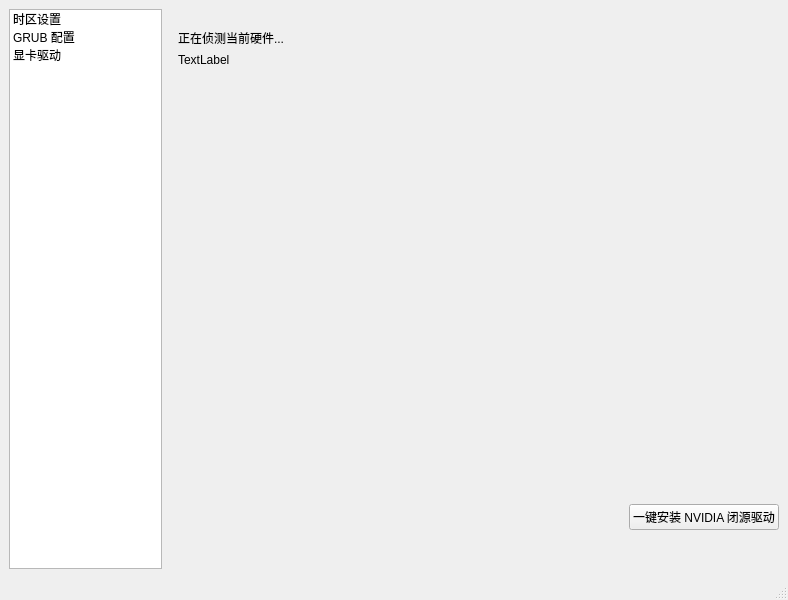
Old version of the form main.ui in the repository Maomaokuxs/fedora-tweak-tool.
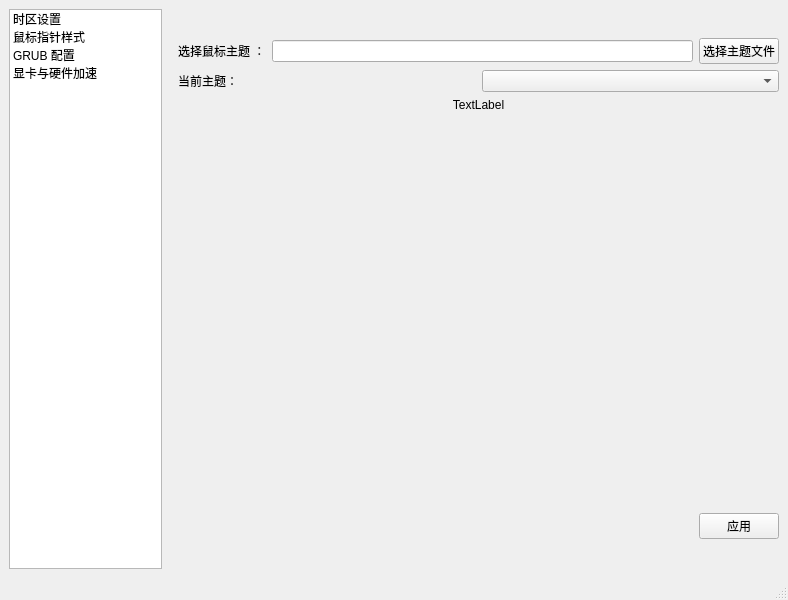
New version of the form.

Commit message: add:对于新增鼠标切换功能的UI修改及copr仓库所需的文件修改

The edit to the form file:
```diff
--- a/main.ui
+++ b/main.ui
@@ -24,6 +24,11 @@
           <string>时区设置</string>
          </property>
         </item>
+        <item>
+         <property name="text">
+          <string>鼠标指针样式</string>
+         </property>
+        </item>
         <item>
          <property name="text">
           <string>GRUB 配置</string>
@@ -31,7 +36,7 @@
         </item>
         <item>
          <property name="text">
-          <string>显卡驱动</string>
+          <string>显卡与硬件加速</string>
          </property>
         </item>
        </widget>
@@ -39,7 +44,7 @@
       <item>
        <widget class="QStackedWidget" name="content_stack">
         <property name="currentIndex">
-         <number>2</number>
+         <number>1</number>
         </property>
         <widget class="QWidget" name="page">
          <widget class="QWidget" name="layoutWidget">
@@ -120,6 +125,102 @@
           </layout>
          </widget>
         </widget>
+        <widget class="QWidget" name="page_4">
+         <widget class="QWidget" name="">
+          <property name="geometry">
+           <rect>
+            <x>10</x>
+            <y>29</y>
+            <width>601</width>
+            <height>501</height>
+           </rect>
+          </property>
+          <layout class="QVBoxLayout" name="verticalLayout_5">
+           <item>
+            <layout class="QHBoxLayout" name="horizontalLayout_8">
+             <item>
+              <widget class="QLabel" name="label_5">
+               <property name="text">
+                <string>选择鼠标主题 ：</string>
+               </property>
+              </widget>
+             </item>
+             <item>
+              <widget class="QLineEdit" name="cursor_path_edit"/>
+             </item>
+             <item>
+              <widget class="QPushButton" name="cursor_browse_btn">
+               <property name="text">
+                <string>选择主题文件</string>
+               </property>
+              </widget>
+             </item>
+            </layout>
+           </item>
+           <item>
+            <layout class="QHBoxLayout" name="horizontalLayout_7">
+             <item>
+              <widget class="QLabel" name="label_6">
+               <property name="text">
+                <string>当前主题：</string>
+               </property>
+              </widget>
+             </item>
+             <item>
+              <widget class="QComboBox" name="cursor_theme_combo"/>
+             </item>
+            </layout>
+           </item>
+           <item>
+            <widget class="QLabel" name="cursor_preview_lbl">
+             <property name="text">
+              <string>TextLabel</string>
+             </property>
+             <property name="alignment">
+              <set>Qt::AlignmentFlag::AlignCenter</set>
+             </property>
+            </widget>
+           </item>
+           <item>
+            <spacer name="verticalSpacer_4">
+             <property name="orientation">
+              <enum>Qt::Orientation::Vertical</enum>
+             </property>
+             <property name="sizeHint" stdset="0">
+              <size>
+               <width>20</width>
+               <height>40</height>
+              </size>
+             </property>
+            </spacer>
+           </item>
+           <item>
+            <layout class="QHBoxLayout" name="horizontalLayout_9">
+             <item>
+              <spacer name="horizontalSpacer_4">
+               <property name="orientation">
+                <enum>Qt::Orientation::Horizontal</enum>
+               </property>
+               <property name="sizeHint" stdset="0">
+                <size>
+                 <width>40</width>
+                 <height>20</height>
+                </size>
+               </property>
+              </spacer>
+             </item>
+             <item>
+              <widget class="QPushButton" name="cursor_apply_btn">
+               <property name="text">
+                <string>应用</string>
+               </property>
+              </widget>
+             </item>
+            </layout>
+           </item>
+          </layout>
+         </widget>
+        </widget>
         <widget class="QWidget" name="page_2">
          <widget class="QWidget" name="layoutWidget">
           <property name="geometry">
@@ -227,13 +328,13 @@
          </widget>
         </widget>
         <widget class="QWidget" name="page_3">
-         <widget class="QWidget" name="">
+         <widget class="QWidget" name="layoutWidget">
           <property name="geometry">
            <rect>
             <x>10</x>
-            <y>20</y>
+            <y>40</y>
             <width>601</width>
-            <height>501</height>
+            <height>481</height>
            </rect>
           </property>
           <layout class="QVBoxLayout" name="verticalLayout_4">
```
Left out of the diff: 4 changed lines with no effect on the pictures. The commit also changes 1 other file.
